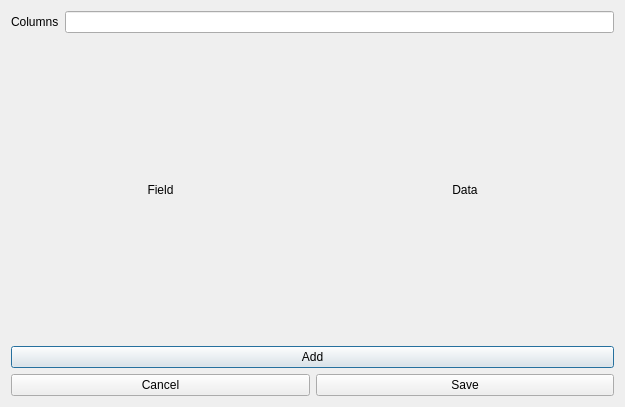
Qt form designs/xml/vault_add_window.ui (daniel-deru/WorkMate-3.0) before a commit.
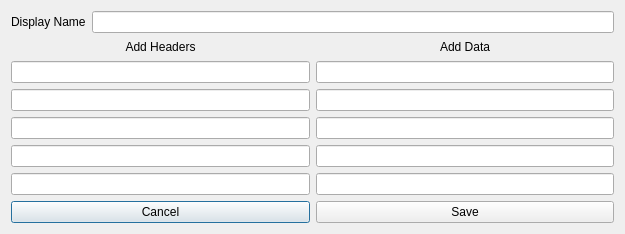
The same form after that commit.

```diff
--- a/designs/xml/vault_add_window.ui
+++ b/designs/xml/vault_add_window.ui
@@ -7,7 +7,7 @@
     <x>0</x>
     <y>0</y>
     <width>625</width>
-    <height>407</height>
+    <height>234</height>
    </rect>
   </property>
   <property name="windowTitle">
@@ -15,22 +15,16 @@
   </property>
   <layout class="QVBoxLayout" name="verticalLayout">
    <item>
-    <layout class="QHBoxLayout" name="hbox_column_spinbox">
+    <layout class="QHBoxLayout" name="horizontalLayout_2">
      <item>
-      <widget class="QLabel" name="lbl_columns">
-       <property name="sizePolicy">
-        <sizepolicy hsizetype="Minimum" vsizetype="Preferred">
-         <horstretch>0</horstretch>
-         <verstretch>0</verstretch>
-        </sizepolicy>
-       </property>
+      <widget class="QLabel" name="lbl_name">
        <property name="text">
-        <string>Columns</string>
+        <string>Display Name</string>
        </property>
       </widget>
      </item>
      <item>
-      <widget class="QLineEdit" name="lnedt_columns"/>
+      <widget class="QLineEdit" name="lnedt_name"/>
      </item>
     </layout>
    </item>
@@ -39,7 +33,7 @@
      <item>
       <widget class="QLabel" name="label">
        <property name="text">
-        <string>Field</string>
+        <string>Add Headers</string>
        </property>
        <property name="alignment">
         <set>Qt::AlignCenter</set>
@@ -49,7 +43,7 @@
      <item>
       <widget class="QLabel" name="label_2">
        <property name="text">
-        <string>Data</string>
+        <string>Add Data</string>
        </property>
        <property name="alignment">
         <set>Qt::AlignCenter</set>
@@ -59,17 +53,58 @@
     </layout>
    </item>
    <item>
-    <layout class="QVBoxLayout" name="vbox_column_def"/>
-   </item>
-   <item>
-    <widget class="QPushButton" name="btn_add">
-     <property name="text">
-      <string>Add</string>
-     </property>
-    </widget>
-   </item>
-   <item>
-    <layout class="QHBoxLayout" name="horizontalLayout_2"/>
+    <layout class="QVBoxLayout" name="vbox_column_def">
+     <item>
+      <layout class="QHBoxLayout" name="horizontalLayout_3">
+       <item>
+        <widget class="QLineEdit" name="lnedt_header1"/>
+       </item>
+       <item>
+        <widget class="QLineEdit" name="lnedt_data1"/>
+       </item>
+      </layout>
+     </item>
+     <item>
+      <layout class="QHBoxLayout" name="horizontalLayout_4">
+       <item>
+        <widget class="QLineEdit" name="lnedt_header2"/>
+       </item>
+       <item>
+        <widget class="QLineEdit" name="lnedt_data2"/>
+       </item>
+      </layout>
+     </item>
+     <item>
+      <layout class="QHBoxLayout" name="horizontalLayout_5">
+       <item>
+        <widget class="QLineEdit" name="lnedt_header3"/>
+       </item>
+       <item>
+        <widget class="QLineEdit" name="lnedt_data3"/>
+       </item>
+      </layout>
+     </item>
+     <item>
+      <layout class="QHBoxLayout" name="horizontalLayout_6">
+       <item>
+        <widget class="QLineEdit" name="lnedt_header4"/>
+       </item>
+       <item>
+        <widget class="QLineEdit" name="lnedt_data4"/>
+       </item>
+      </layout>
+     </item>
+     <item>
+      <layout class="QHBoxLayout" name="horizontalLayout_7">
+       <item>
+        <widget class="QLineEdit" name="lnedt_header5"/>
+       </item>
+       <item>
+        <widget class="QLineEdit" name="lnedt_data5"/>
+       </item>
+      </layout>
+     </item>
+    </layout>
    </item>
    <item>
     <layout class="QHBoxLayout" name="hbox_data">
```
